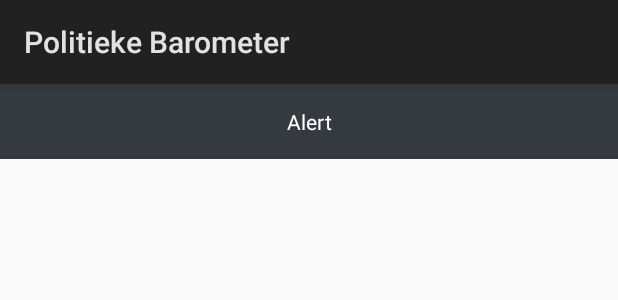
After one commit to BiemansBart/integratieproject-android, an Android app: the layout alert_adapter_alertmessage.xml on its own in the app's theme, with its tools: preview values and no code run, on a phone screen of 412 x 824 dp. The commit adds this screen. Shown: the top 300 px of the screen. Run offline under Robolectric (Android 15) with nearby library versions, the phone set to English and light mode, and no system bars.

Commit message:
aanpassingen alert systeem

```diff
--- a/app/src/main/java/teamtwaalf/politiekebarometer/GraphApi.java
+++ b/app/src/main/java/teamtwaalf/politiekebarometer/GraphApi.java
@@ -5,6 +5,7 @@ import java.util.List;
 import retrofit2.Call;
 import retrofit2.http.GET;
 import retrofit2.http.Query;
+import teamtwaalf.politiekebarometer.model.AlertMessage;
 import teamtwaalf.politiekebarometer.model.Graph;
 
 /**
@@ -18,4 +19,6 @@ public interface GraphApi {
     Call<List<Graph>> grafiekenPerUser(@Query(value = "id", encoded = true) String id);
     @GET("/api/UserApi/Login")
     Call<String> getUserId(@Query("email") String email, @Query("password") String password);
+    @GET("/api/AlertApi/GetAlerts")
+    Call<List<AlertMessage>> getUserAlerts(@Query(value = "id", encoded = true) String id);
 }
--- /dev/null
+++ b/app/src/main/res/layout/alert_adapter_alertmessage.xml
@@ -0,0 +1,32 @@
+<?xml version="1.0" encoding="utf-8"?>
+<android.support.constraint.ConstraintLayout xmlns:android="http://schemas.android.com/apk/res/android"
+    xmlns:app="http://schemas.android.com/apk/res-auto"
+    xmlns:tools="http://schemas.android.com/tools"
+    android:layout_width="match_parent"
+    android:layout_height="match_parent">
+
+    <TextView
+        android:id="@+id/textViewAlertMessage"
+        android:layout_width="214dp"
+        android:layout_height="310dp"
+        android:layout_marginBottom="100dp"
+        app:layout_constraintBottom_toBottomOf="parent"
+        app:layout_constraintLeft_toLeftOf="parent"
+        app:layout_constraintRight_toRightOf="parent" />
+
+    <TextView
+        android:id="@+id/titleAlertMessage"
+        android:layout_width="match_parent"
+        android:layout_height="50dp"
+        android:background="@color/graphTitles"
+        android:gravity="center_vertical"
+        android:text="@string/AlertMessage"
+        android:textAlignment="center"
+        android:textColor="@color/graphTitleText"
+        app:layout_constraintEnd_toEndOf="parent"
+        app:layout_constraintHorizontal_bias="0.0"
+        app:layout_constraintLeft_toLeftOf="parent"
+        app:layout_constraintRight_toRightOf="parent"
+        app:layout_constraintStart_toStartOf="parent"
+        app:layout_constraintTop_toTopOf="parent" />
+</android.support.constraint.ConstraintLayout>
--- a/app/src/main/res/values/strings.xml
+++ b/app/src/main/res/values/strings.xml
@@ -7,4 +7,5 @@
     <string name="aantalTweetsLabel">Aantal Tweets</string>
     <string name="DatumLaatsteTweet">Laatste tweet :</string>
     <string name="labelBeginDatumTweet">Eerste tweet :</string>
+    <string name="AlertMessage">Alert</string>
 </resources>
```
Also changed, not shown: app/src/main/java/teamtwaalf/politiekebarometer/RestClient.java (+34 -0 lines), app/src/main/java/teamtwaalf/politiekebarometer/activity/GraphActivity.java (+4 -4 lines), app/src/main/java/teamtwaalf/politiekebarometer/activity/MainActivity.java (+13 -10 lines), app/src/main/java/teamtwaalf/politiekebarometer/adapter/AlertAdapter.java (added, +36 -0 lines), app/src/main/java/teamtwaalf/politiekebarometer/model/AlertMessage.java (added, +34 -0 lines).
